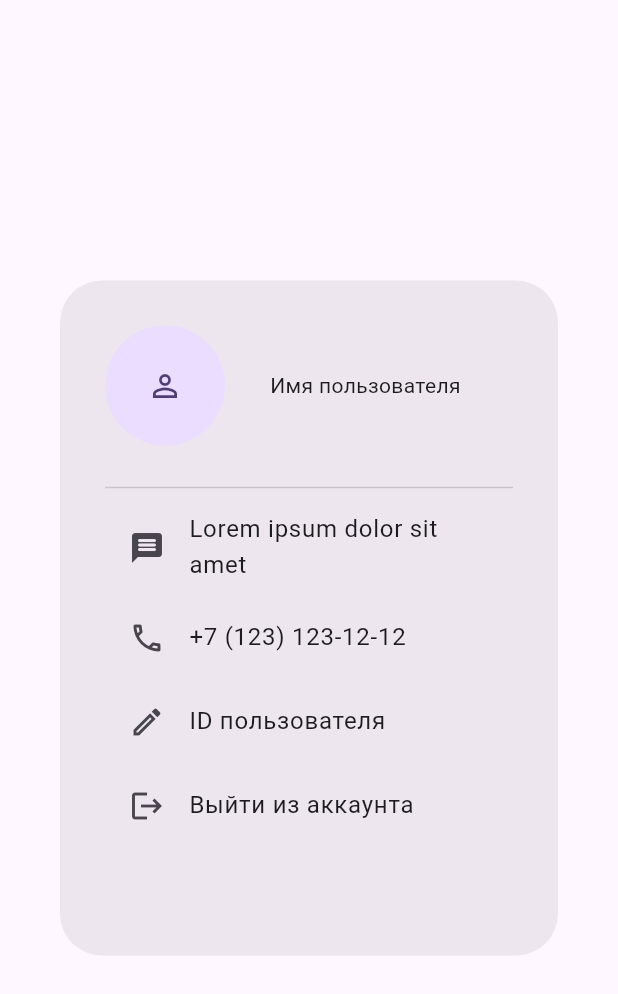
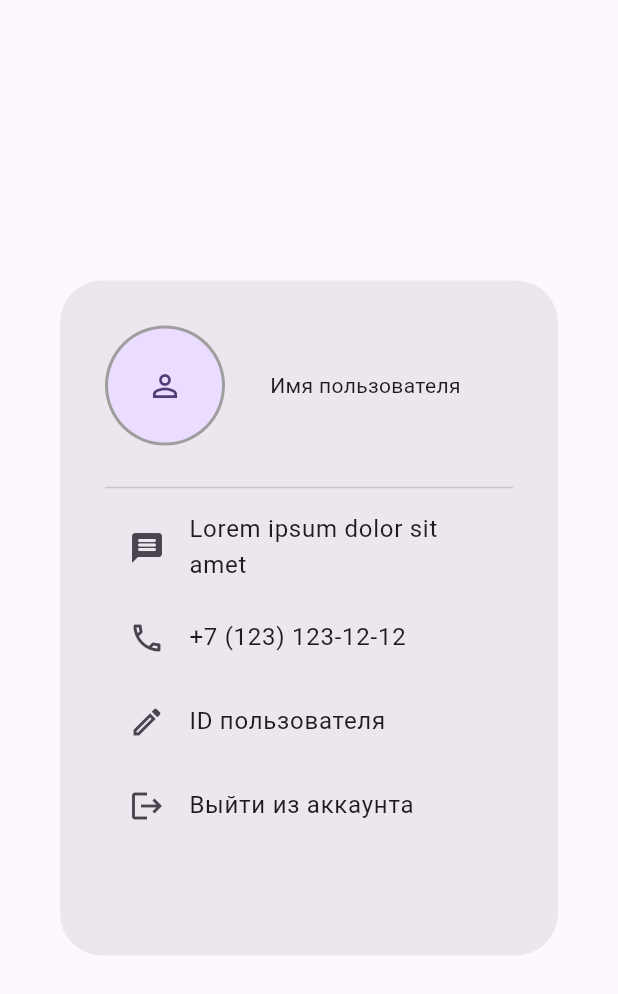
Before and after one commit to cupofcrisp-tulahack2023/compendio-client, a Flutter app: the ProfileModal widget shown alone on an empty page, opened directly, on a phone screen of 412 x 824 dp. Shown: the top 994 px of the screen. Run offline on Flutter 3.47's test engine with Material 2 defaults, Android fonts, the phone set to English and light mode, and no system bars.

Commit message:
added avatar border in profile modal window

```diff
--- a/lib/src/modals/profile.dart
+++ b/lib/src/modals/profile.dart
@@ -12,10 +12,11 @@ class ProfileModal extends StatelessWidget {
         children: <Widget>[
           const Row(
             children: <Widget>[
-              SizedBox(
-                height: 80,
-                width: 80,
+              CircleAvatar(
+                radius: 40,
+                backgroundColor: Colors.grey,
                 child: CircleAvatar(
+                  radius: 38,
                   child: Icon(Icons.person_outline),
                 ),
               ),
@@ -33,8 +34,8 @@ class ProfileModal extends StatelessWidget {
             shrinkWrap: true,
             children: <Widget>[
               ListTile(
-                leading: Icon(Icons.message_rounded),
-                title: Text("Lorem ipsum dolor sit amet"),
+                leading: const Icon(Icons.message_rounded),
+                title: const Text("Lorem ipsum dolor sit amet"),
                 onTap: () {},
               ),
               ListTile(
```
